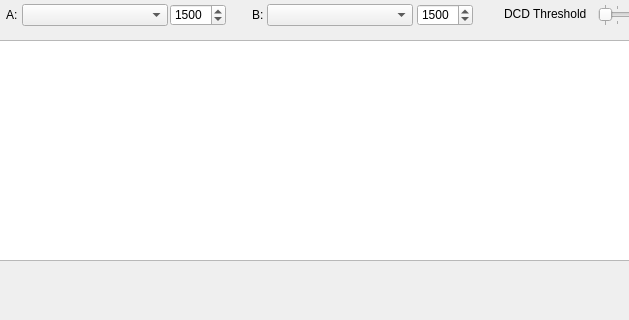
Before: the Qt Designer form QT/QtSoundModem/QtSoundModem.ui in bjpetit/linbpq, drawn with Qt 5; both pictures show x 0 to 629 and y 0 to 320 of the 962 by 721 pixel window.
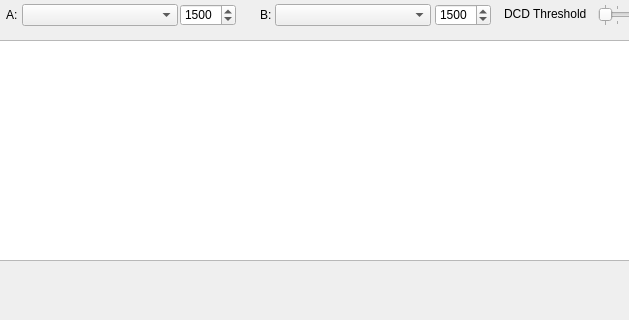
After: the same form once the commit is applied.

```diff
--- a/QT/QtSoundModem/QtSoundModem.ui
+++ b/QT/QtSoundModem/QtSoundModem.ui
@@ -23,7 +23,7 @@
    <widget class="QSpinBox" name="centerA">
     <property name="geometry">
      <rect>
-      <x>170</x>
+      <x>180</x>
       <y>4</y>
       <width>56</width>
       <height>22</height>
@@ -39,9 +39,9 @@
    <widget class="QComboBox" name="modeB">
     <property name="geometry">
      <rect>
-      <x>267</x>
+      <x>275</x>
       <y>4</y>
-      <width>146</width>
+      <width>156</width>
       <height>22</height>
      </rect>
     </property>
@@ -104,7 +104,7 @@
    <widget class="QSpinBox" name="centerB">
     <property name="geometry">
      <rect>
-      <x>417</x>
+      <x>435</x>
       <y>4</y>
       <width>56</width>
       <height>22</height>
@@ -158,7 +158,7 @@
      <rect>
       <x>22</x>
       <y>4</y>
-      <width>146</width>
+      <width>156</width>
       <height>22</height>
      </rect>
     </property>
@@ -179,7 +179,7 @@
    <widget class="QLabel" name="labelB">
     <property name="geometry">
      <rect>
-      <x>252</x>
+      <x>260</x>
       <y>8</y>
       <width>16</width>
       <height>14</height>
```
